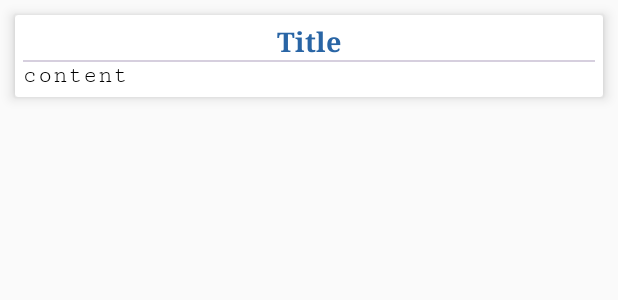
After one commit to SMalik97/GnanaMantapa, an Android app: the layout articles.xml on its own in the app's theme, with its tools: preview values and no code run, on a phone screen of 412 x 824 dp. The commit adds this screen. Shown: the top 300 px of the screen. Run offline under Robolectric (Android 15) with nearby library versions, the phone set to English and light mode, and no system bars; network calls fail.

Commit message:
Initial commit

```diff
--- a/app/src/main/java/com/example/vishwanandini/Fragment_vishwanandini.java
+++ b/app/src/main/java/com/example/vishwanandini/Fragment_vishwanandini.java
@@ -73,7 +73,7 @@ public class Fragment_vishwanandini extends Fragment {
     class CustomAdaptor extends BaseAdapter {
         @Override
         public int getCount() {
-            return l+1;   //  number of news return in the listview
+            return l+1;
         }
 
         @Override
@@ -110,7 +110,6 @@ public class Fragment_vishwanandini extends Fragment {
                     try {
                         JSONObject jsonObject = new JSONObject(response);
                         JSONArray array = jsonObject.getJSONArray("data");
-                        //s=array.length();
                         id=new String[array.length()];
                         head=new String[array.length()];
                         articles=new String[array.length()];
--- a/app/src/main/java/com/example/vishwanandini/vishwa_articles.java
+++ b/app/src/main/java/com/example/vishwanandini/vishwa_articles.java
@@ -35,7 +35,7 @@ public class vishwa_articles extends AppCompatActivity {
         tablayout.setupWithViewPager(viewPager);
 
 
-        String id=getIntent().getExtras().getString("head");
-        Toast.makeText(this, ""+id, Toast.LENGTH_SHORT).show();
+//        String id=getIntent().getExtras().getString("head");
+//        Toast.makeText(this, ""+id, Toast.LENGTH_SHORT).show();
     }
 }
--- /dev/null
+++ b/app/src/main/res/layout/articles.xml
@@ -0,0 +1,42 @@
+<?xml version="1.0" encoding="utf-8"?>
+<LinearLayout xmlns:android="http://schemas.android.com/apk/res/android"
+    xmlns:app="http://schemas.android.com/apk/res-auto"
+    android:orientation="vertical"
+    android:layout_width="match_parent"
+    android:layout_height="wrap_content">
+<androidx.cardview.widget.CardView
+    android:layout_width="match_parent"
+    android:layout_height="wrap_content"
+    android:layout_margin="10dp"
+    app:cardElevation="5dp">
+    <LinearLayout
+        android:layout_width="match_parent"
+        android:layout_height="match_parent"
+        android:orientation="vertical"
+        android:padding="5dp">
+        <TextView
+            android:id="@+id/atitle"
+            android:layout_width="match_parent"
+            android:layout_height="wrap_content"
+            android:text="Title"
+            android:gravity="center_horizontal"
+            android:textSize="18sp"
+            android:textStyle="bold"
+            android:fontFamily="serif"
+            android:textColor="#2965a5"/>
+        <View
+            android:layout_width="match_parent"
+            android:layout_height="1dp"
+            android:background="#d6cfde"/>
+        <TextView
+            android:id="@+id/acontent"
+            android:layout_width="match_parent"
+            android:layout_height="wrap_content"
+            android:text="content"
+            android:textSize="16sp"
+            android:fontFamily="serif-monospace"
+            android:textColor="#000000"/>
+    </LinearLayout>
+</androidx.cardview.widget.CardView>
+
+</LinearLayout>
--- a/app/src/main/res/layout/articles_list.xml
+++ b/app/src/main/res/layout/articles_list.xml
@@ -34,6 +34,7 @@
                 android:layout_height="wrap_content"
                 android:text="description will show here"
                 android:padding="5dp"
+                android:gravity="center_horizontal"
                 android:textColor="#000000"/>
         </LinearLayout>
     </androidx.cardview.widget.CardView>
```
Also changed, not shown: app/src/main/java/com/example/vishwanandini/Fragment_articles.java (+146 -6 lines), app/src/main/java/com/example/vishwanandini/Fragment_prashnauttaras.java (+8 -6 lines), app/src/main/java/com/example/vishwanandini/Fragment_upanasyas.java (+9 -2 lines), app/src/main/java/com/example/vishwanandini/ListDataArticles.java (added, +28 -0 lines), app/src/main/java/com/example/vishwanandini/PageAdapter2.java (deleted, +0 -47 lines), app/src/main/res/layout/fragment_fragment_articles.xml (+20 -6 lines).
